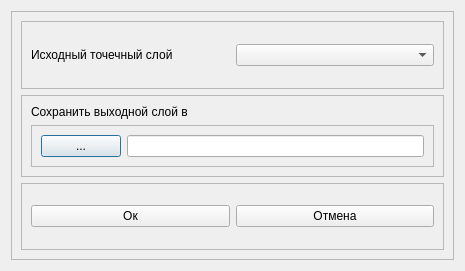
First picture: the form in src/liptriangulationgeosform.ui, repository Doggerr111/VRSA, before the edit.
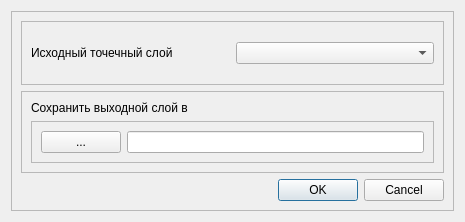
Second picture: the form after the edit. Custom widgets are drawn as their Qt base class.

Commit message: update dialogs names and fix bugs

```diff
--- a/src/liptriangulationgeosform.ui
+++ b/src/liptriangulationgeosform.ui
@@ -7,7 +7,7 @@
     <x>0</x>
     <y>0</y>
     <width>465</width>
-    <height>271</height>
+    <height>222</height>
    </rect>
   </property>
   <property name="windowTitle">
@@ -87,29 +87,13 @@
        </widget>
       </item>
       <item>
-       <widget class="QFrame" name="frame_5">
-        <property name="frameShape">
-         <enum>QFrame::StyledPanel</enum>
+       <widget class="QDialogButtonBox" name="buttonBox">
+        <property name="locale">
+         <locale language="Russian" country="Russia"/>
         </property>
-        <property name="frameShadow">
-         <enum>QFrame::Raised</enum>
+        <property name="standardButtons">
+         <set>QDialogButtonBox::Cancel|QDialogButtonBox::Ok</set>
         </property>
-        <layout class="QHBoxLayout" name="horizontalLayout_4">
-         <item>
-          <widget class="QPushButton" name="pushButtonOk">
-           <property name="text">
-            <string>Ок</string>
-           </property>
-          </widget>
-         </item>
-         <item>
-          <widget class="QPushButton" name="pushButtonCancel">
-           <property name="text">
-            <string>Отмена</string>
-           </property>
-          </widget>
-         </item>
-        </layout>
        </widget>
       </item>
      </layout>
```
The commit also changes 12 other files.
